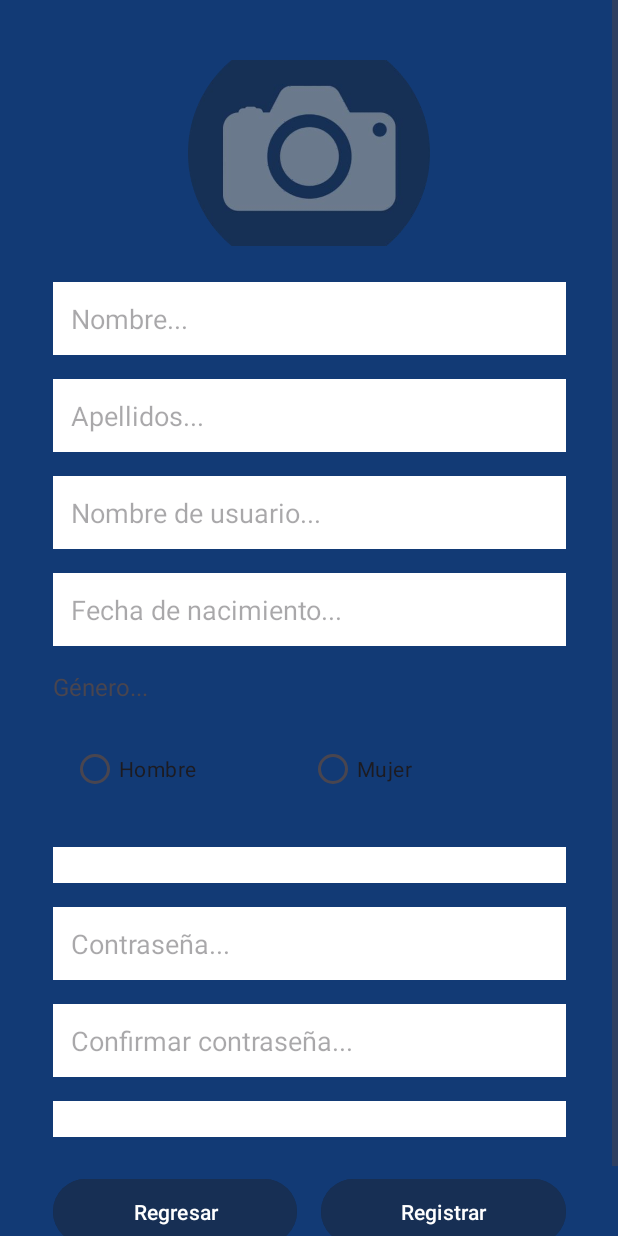
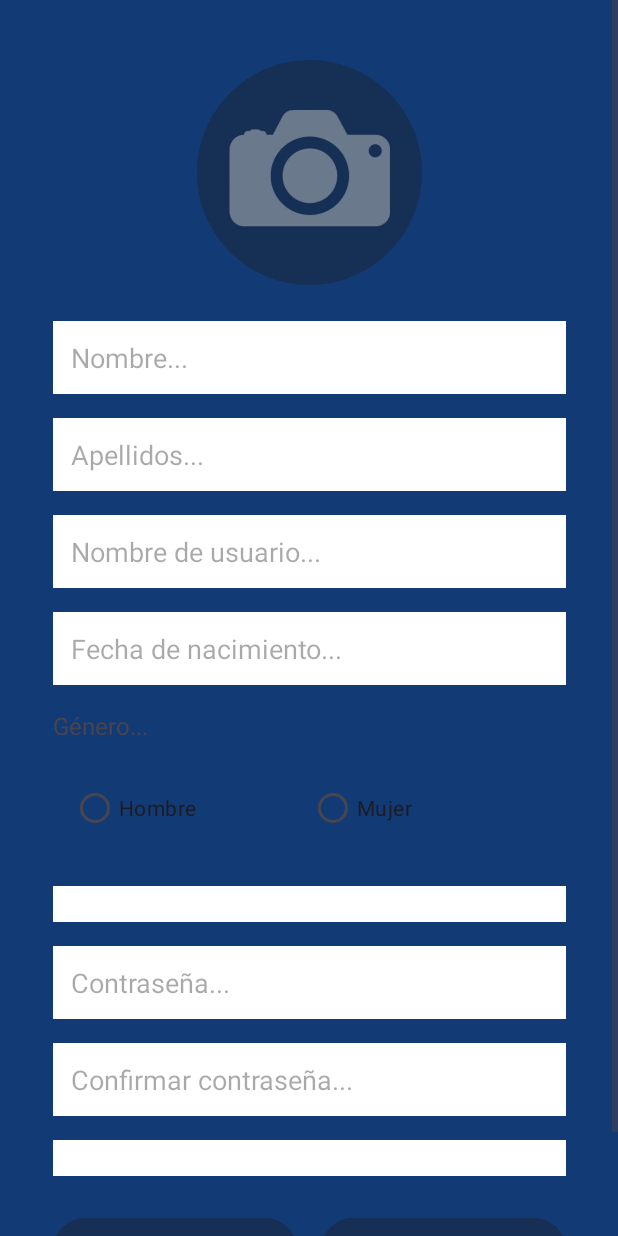
Before and after one commit to Katharsis0/IntelliHome, an Android app: the layout activity_signup.xml on its own in the app's theme, with its tools: preview values and no code run, on a phone screen of 412 x 824 dp. Run offline under Robolectric (Android 15) with nearby library versions, the phone set to English and light mode, and no system bars.

Commit message:
Corrección de dimensiones ImageButton

```diff
--- a/app/src/main/res/layout/activity_signup.xml
+++ b/app/src/main/res/layout/activity_signup.xml
@@ -16,8 +16,8 @@
 
         <ImageButton
             android:id="@+id/fondoCamara"
-            android:layout_width="161dp"
-            android:layout_height="124dp"
+            android:layout_width="150dp"
+            android:layout_height="150dp"
             android:layout_marginTop="24dp"
             android:background="@android:color/transparent"
             android:contentDescription="@string/camera_button"
```
